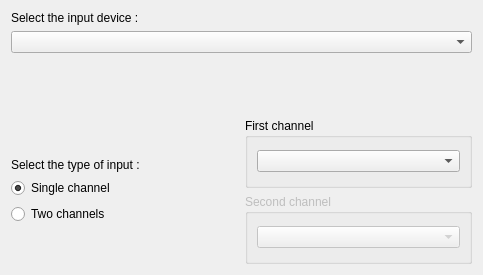
Qt form ui/settings.ui (tlecomte/friture) before a commit.
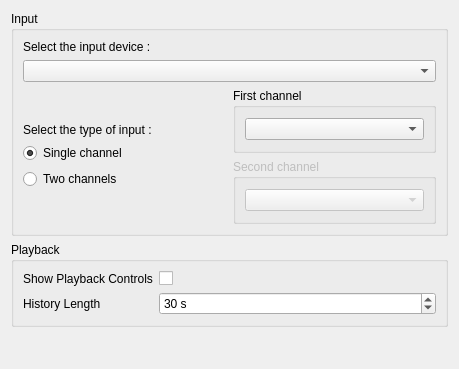
The same form after that commit. Icons and pictures are not drawn.

Commit message:
Add an option to show playback controls.
Playback controls are hidden by default.
Also, add an option to set the length of the playback buffer.

```diff
--- a/ui/settings.ui
+++ b/ui/settings.ui
@@ -6,8 +6,8 @@
    <rect>
     <x>0</x>
     <y>0</y>
-    <width>483</width>
-    <height>275</height>
+    <width>459</width>
+    <height>369</height>
    </rect>
   </property>
   <property name="windowTitle">
@@ -19,6 +19,12 @@
   </property>
   <layout class="QVBoxLayout" name="verticalLayout_5">
    <item>
+    <widget class="QGroupBox" name="inputGroup">
+     <property name="title">
+      <string>Input</string>
+     </property>
+     <layout class="QVBoxLayout" name="verticalLayout_6">
+      <item>
     <widget class="QLabel" name="label_inputType_2">
      <property name="text">
       <string>Select the input device :</string>
@@ -28,19 +34,6 @@
    <item>
     <widget class="QComboBox" name="comboBox_inputDevice"/>
    </item>
-   <item>
-    <spacer name="verticalSpacer_3">
-     <property name="orientation">
-      <enum>Qt::Vertical</enum>
-     </property>
-     <property name="sizeHint" stdset="0">
-      <size>
-       <width>20</width>
-       <height>40</height>
-      </size>
-     </property>
-    </spacer>
-   </item>
    <item>
     <layout class="QHBoxLayout" name="horizontalLayout">
      <item>
@@ -138,6 +131,74 @@
    </item>
   </layout>
  </widget>
+   </item>
+   <item>
+    <widget class="QGroupBox" name="playbackGroup">
+     <property name="minimumSize">
+      <size>
+       <width>0</width>
+       <height>0</height>
+      </size>
+     </property>
+     <property name="title">
+      <string>Playback</string>
+     </property>
+     <layout class="QFormLayout" name="formLayout_2">
+      <item row="0" column="0">
+       <widget class="QLabel" name="label_showPlayback">
+        <property name="text">
+         <string>Show Playback Controls</string>
+        </property>
+       </widget>
+      </item>
+      <item row="0" column="1">
+       <widget class="QCheckBox" name="checkbox_showPlayback">
+        <property name="text">
+         <string/>
+        </property>
+       </widget>
+      </item>
+      <item row="1" column="0">
+       <widget class="QLabel" name="label_historyLength">
+        <property name="text">
+         <string>History Length</string>
+        </property>
+       </widget>
+      </item>
+      <item row="1" column="1">
+       <widget class="QSpinBox" name="spinBox_historyLength">
+        <property name="suffix">
+         <string> s</string>
+        </property>
+        <property name="minimum">
+         <number>1</number>
+        </property>
+        <property name="maximum">
+         <number>600</number>
+        </property>
+        <property name="value">
+         <number>30</number>
+        </property>
+       </widget>
+      </item>
+     </layout>
+    </widget>
+   </item>
+   <item>
+    <spacer name="verticalSpacer_3">
+     <property name="orientation">
+      <enum>Qt::Vertical</enum>
+     </property>
+     <property name="sizeHint" stdset="0">
+      <size>
+       <width>20</width>
+       <height>40</height>
+      </size>
+     </property>
+    </spacer>
+   </item>
+  </layout>
+ </widget>
  <resources>
   <include location="../resources/friture.qrc"/>
  </resources>
```
Left out of the diff: 7 changed lines with no effect on the pictures. Lines whose indentation alone changed are shown as unchanged. The commit also changes 5 other files.
